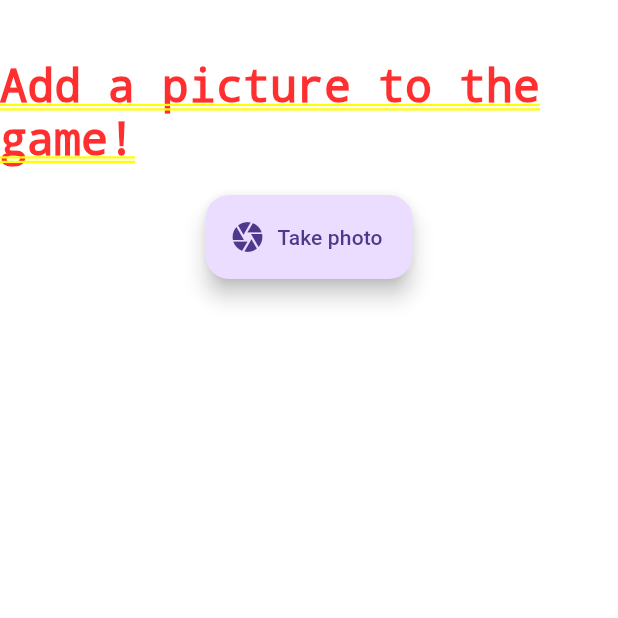
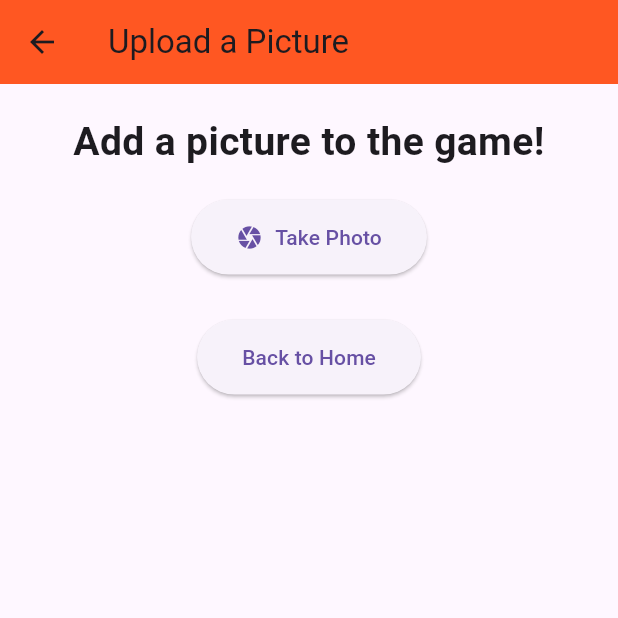
Before and after one commit to Bcutch/UoGuessr, a Flutter app: the TestUploadScreen screen opened by its route, on a phone screen of 412 x 824 dp, the top half of it. Run offline on Flutter 3.47's test engine with Material 3 defaults, Android fonts, the phone set to English and light mode, and no system bars; our stand-ins replace flutter_dotenv, geolocator, get_it, go_router, google_maps_flutter, image_picker and 3 more; accounts and stored records are empty.

Commit message:
make orange and fix styling a bit for upload

```diff
--- a/lib/screens/game_guessing_screen.dart
+++ b/lib/screens/game_guessing_screen.dart
@@ -103,7 +103,7 @@ class _GameGuessingScreenState extends State<GameGuessingScreen> {
     return Scaffold(
       appBar: AppBar(
         title: const Text("Guess the Location"),
-        backgroundColor: Colors.deepPurple,
+        backgroundColor: Colors.deepOrange,
         actions: [
           Padding(
             padding: const EdgeInsets.all(8.0),
@@ -140,7 +140,7 @@ class _GameGuessingScreenState extends State<GameGuessingScreen> {
       floatingActionButton: FloatingActionButton(
         onPressed: () => _showMapScreen(context),
         shape: const CircleBorder(),
-        backgroundColor: Colors.deepPurple,
+        backgroundColor: Colors.deepOrange,
         child: const Icon(Icons.keyboard_arrow_up, size: 32),
       ),
       floatingActionButtonLocation: FloatingActionButtonLocation.centerFloat,
--- a/lib/screens/upload_picture_screen.dart
+++ b/lib/screens/upload_picture_screen.dart
@@ -9,7 +9,7 @@ import '../providers/player.provider.dart';
 import '../server/services/picture.service.dart';
 
 class TestUploadScreen extends StatefulWidget {
-  const TestUploadScreen({ Key? key }) : super(key: key);
+  const TestUploadScreen({Key? key}) : super(key: key);
 
   @override
   _TestUploadScreenState createState() => _TestUploadScreenState();
@@ -17,12 +17,11 @@ class TestUploadScreen extends StatefulWidget {
 
 class _TestUploadScreenState extends State<TestUploadScreen> {
   final pictureService = GetIt.instance<PictureService>();
-  String playerName = "TestName";                         //<-- TO BE REMOVED
-  LatLng ? location;
-  File ? pictureFile;
+  String playerName = "TestName";
+  LatLng? location;
+  File? pictureFile;
   bool isTaken = false;
   bool isNull = false;
-
   String error = "";
 
   Future<PlayerProvider> getPlayer() async {
@@ -30,34 +29,29 @@ class _TestUploadScreenState extends State<TestUploadScreen> {
     if (playerProvider.currentPlayer == null) {
       throw Exception('You must be logged in to use this feature!');
     }
-
     return playerProvider;
   }
 
   Future<bool> checkPermissions() async {
     bool isEnabled = await Geolocator.isLocationServiceEnabled();
+    if (!isEnabled) throw Exception('Location services are disabled.');
 
-    if (!isEnabled) {
-      throw Exception('Location services are disabled.');
+    LocationPermission permission = await Geolocator.checkPermission();
+    if (permission == LocationPermission.denied) {
+      permission = await Geolocator.requestPermission();
     }
-
-    LocationPermission permission= await Geolocator.checkPermission();
-    if (permission == LocationPermission.denied){
-
-      permission= await Geolocator.requestPermission();
+    if (permission == LocationPermission.denied) {
+      throw Exception('Location permissions are denied.');
     }
-    if(permission == LocationPermission.denied){
-      throw Exception('Location permissions are denied');
-    }
-    if (permission == LocationPermission.deniedForever){
-      throw Exception('Location permissions are denied forever');
+    if (permission == LocationPermission.deniedForever) {
+      throw Exception('Location permissions are permanently denied.');
     }
     return true;
   }
 
-  Future takePicture() async {
-    try{
-      checkPermissions();
+  Future<void> takePicture() async {
+    try {
+      await checkPermissions();
     } catch (e) {
       setState(() {
         error = "Could not get location: $e";
@@ -81,14 +75,15 @@ class _TestUploadScreenState extends State<TestUploadScreen> {
     pictureFile = File(picture.path);
 
     try {
-      Position? position = await Geolocator.getCurrentPosition(
-        locationSettings: LocationSettings(
-          accuracy: LocationAccuracy.best,
-        ),
+      Position position = await Geolocator.getCurrentPosition(
+        locationSettings: const LocationSettings(accuracy: LocationAccuracy.best),
       );
 
       setState(() {
         location = LatLng(position.latitude, position.longitude);
+        error = "";
+        isTaken = true;
+        isNull = false;
       });
     } catch (e) {
       setState(() {
@@ -96,35 +91,33 @@ class _TestUploadScreenState extends State<TestUploadScreen> {
         isTaken = true;
         isNull = true;
       });
+    }
+  }
+
+  Future<void> uploadPicture() async {
+    PlayerProvider? playerProvider;
+    try {
+      playerProvider = await getPlayer();
+    } catch (e) {
+      setState(() {
+        error = "Error: $e";
+        isNull = true;
+      });
       return;
     }
 
-    setState(() {
-      error = "";
-      isTaken = true;
-      isNull = false;
-    });
-  }
-
-  Future uploadPicture() async {
-    PlayerProvider ? playerProvider;
-
     try {
-      playerProvider = await getPlayer();
-    } catch (e) {
-      throw Exception(e);
-    }
-
-    try {
+      // Uncomment when integrating backend
       // await pictureService.uploadPicture(
       //   file: pictureFile!,
       //   playerId: playerProvider.currentPlayer!.id,
       //   latitude: location!.latitude,
       //   longitude: location!.longitude,
-      //   title: '$playerName ${DateTime.now()}', //<-- TO BE CHANGED
+      //   title: '${playerProvider.currentPlayer!.name} ${DateTime.now()}',
       // );
+
       setState(() {
-        error = "Photo uploaded!";
+        error = "Photo uploaded successfully!";
         isTaken = true;
         isNull = true;
       });
@@ -134,7 +127,6 @@ class _TestUploadScreenState extends State<TestUploadScreen> {
         isTaken = true;
         isNull = true;
       });
-      return;
     }
   }
 
@@ -144,73 +136,96 @@ class _TestUploadScreenState extends State<TestUploadScreen> {
       pictureFile = null;
       isTaken = false;
       isNull = false;
+      location = null;
     });
+  }
+
+  void goToHomeScreen() {
+    Navigator.pop(context);
   }
 
   @override
   Widget build(BuildContext context) {
-    if (!isTaken) {
-      return Column(
-        crossAxisAlignment: CrossAxisAlignment.center,
+    return Scaffold(
+      appBar: AppBar(
+        title: const Text("Upload a Picture"),
+        backgroundColor: Colors.deepOrange,
+      ),
+      body: SingleChildScrollView(
+        child: Center(
+          child: Padding(
+            padding: const EdgeInsets.all(20),
+            child: Column(
+              mainAxisAlignment: MainAxisAlignment.center,
               children: [
-          Padding(padding: EdgeInsets.all(20)),
-          Text(
+                const Text(
                   "Add a picture to the game!",
-            style: TextStyle(fontSize: 30),
+                  style: TextStyle(fontSize: 26, fontWeight: FontWeight.bold),
+                  textAlign: TextAlign.center,
                 ),
-          Container(
-            padding: EdgeInsets.all(10),
+                const SizedBox(height: 20),
+
+                if (!isTaken) ...[
+                  ElevatedButton.icon(
+                    onPressed: takePicture,
+                    icon: const Icon(Icons.camera),
+                    label: const Text("Take Photo"),
+                    style: ElevatedButton.styleFrom(
+                      padding: const EdgeInsets.symmetric(horizontal: 30, vertical: 15),
                     ),
-          FloatingActionButton.extended(
-            onPressed: () => takePicture(),
-            label: Text("Take photo"),
-            icon: Icon(Icons.camera),
-          )
-      ],);
-    } else {
-      return Column(
-        crossAxisAlignment: CrossAxisAlignment.center,
-        children: [
-          Padding(padding: EdgeInsets.all(20)),
-          Text("Add a picture to the game!"),
-          Container(
-            padding: EdgeInsets.all(10),
                   ),
-
-          pictureFile != null ?
-          SizedBox(
+                ] else ...[
+                  pictureFile != null
+                      ? SizedBox(
                           height: 400,
                           width: 300,
                           child: Image.file(pictureFile!),
-          ) :
-          Text(""),
+                        )
+                      : const Text("No picture available"),
 
-          !isNull ?
-          Text("") :
+                  const SizedBox(height: 10),
+
+                  if (isNull)
                     Text(
                       error,
-            style: TextStyle(fontSize: 12),
+                      style: const TextStyle(fontSize: 14, color: Colors.red),
                     ),
 
-          Container(
-            padding: EdgeInsets.all(10),
+                  const SizedBox(height: 20),
+
+                  if (!isNull)
+                    ElevatedButton(
+                      onPressed: uploadPicture,
+                      child: const Text("Upload"),
+                    )
+                  else
+                    ElevatedButton(
+                      onPressed: cancel,
+                      child: const Text("Go Back"),
                     ),
 
-          !isNull ?
-          FloatingActionButton(
-            onPressed: () => uploadPicture(),
-            child: Text("Upload"),
-          ) :
-          FloatingActionButton(
-            onPressed: () => cancel(),
-            child: Text("Go back"),
+                  const SizedBox(height: 10),
+
+                  ElevatedButton(
+                    onPressed: cancel,
+                    child: const Text("Cancel"),
                   ),
+                ],
 
-          !isNull ? FloatingActionButton(
-            onPressed: () => cancel(),
-            child: Text("Cancel"),
-          ) : Text("")
-      ],);
+                const SizedBox(height: 30),
+
+                ElevatedButton(
+                  onPressed: goToHomeScreen,
+                  style: ElevatedButton.styleFrom(
+                    padding: const EdgeInsets.symmetric(horizontal: 30, vertical: 15),
+                  ),
+                  child: const Text("Back to Home"),
+                ),
+              ],
+            ),
+          ),
+        ),
+      ),
+    );
   }
 }
-}
```
Also changed, not shown: lib/screens/test_upload_screen.dart (deleted, +0 -216 lines), pubspec.lock. Lines whose indentation alone changed are shown as unchanged.
